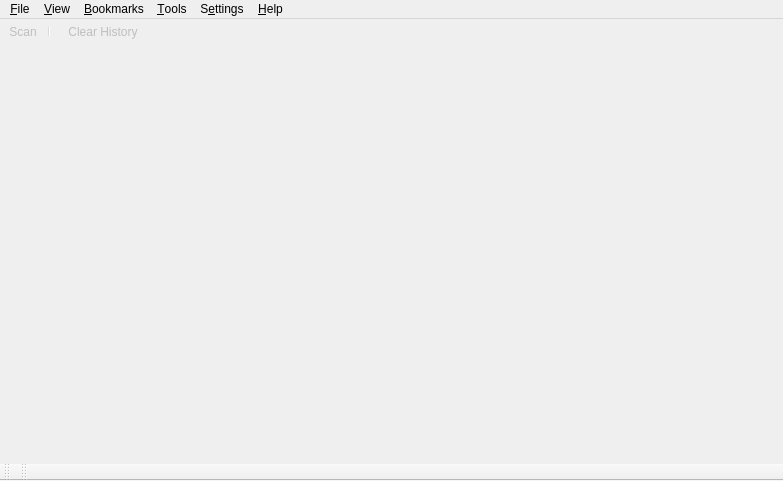
Old version of the form src/app/ui/mainwindow.ui in the repository nmapsi4/nmapsi4.
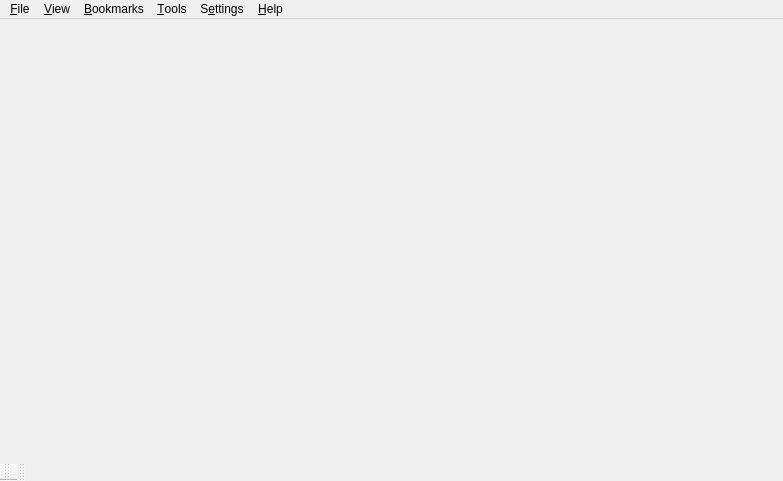
New version of the form. Icons and pictures are not drawn.

Commit message:
remove scan and clear actions from toolBar in mainWindow Ui.
renamed toolBar -> scanToolBar.

Diff of the .ui file:
```diff
--- a/src/app/ui/mainwindow.ui
+++ b/src/app/ui/mainwindow.ui
@@ -163,40 +163,6 @@
    <attribute name="toolBarBreak">
     <bool>false</bool>
    </attribute>
-   <addaction name="action_Scan_menu"/>
-   <addaction name="separator"/>
-  </widget>
-  <widget class="QToolBar" name="toolBar_2">
-   <property name="contextMenuPolicy">
-    <enum>Qt::PreventContextMenu</enum>
-   </property>
-   <property name="windowTitle">
-    <string>toolBar_2</string>
-   </property>
-   <property name="styleSheet">
-    <string notr="true">QToolBar {
-	border: 0px;
-}</string>
-   </property>
-   <property name="movable">
-    <bool>false</bool>
-   </property>
-   <property name="iconSize">
-    <size>
-     <width>22</width>
-     <height>22</height>
-    </size>
-   </property>
-   <property name="toolButtonStyle">
-    <enum>Qt::ToolButtonTextBesideIcon</enum>
-   </property>
-   <attribute name="toolBarArea">
-    <enum>TopToolBarArea</enum>
-   </attribute>
-   <attribute name="toolBarBreak">
-    <bool>false</bool>
-   </attribute>
-   <addaction name="actionClear_History"/>
   </widget>
   <widget class="QToolBar" name="toolBarBook">
    <property name="contextMenuPolicy">
@@ -312,6 +278,9 @@
    <property name="windowTitle">
     <string>toolBar_3</string>
    </property>
+   <property name="styleSheet">
+    <string notr="true">QToolBar { border: 0px; }</string>
+   </property>
    <attribute name="toolBarArea">
     <enum>BottomToolBarArea</enum>
    </attribute>
@@ -339,7 +308,7 @@
   </action>
   <action name="action_Scan_menu">
    <property name="enabled">
-    <bool>false</bool>
+    <bool>true</bool>
    </property>
    <property name="icon">
     <iconset resource="../../../mainwin.qrc">
@@ -414,7 +383,7 @@
   </action>
   <action name="actionClear_History">
    <property name="enabled">
-    <bool>false</bool>
+    <bool>true</bool>
    </property>
    <property name="icon">
     <iconset resource="../../../mainwin.qrc">
```
Left out of the diff: 4 changed lines with no effect on the pictures. The commit also changes 6 other files.
